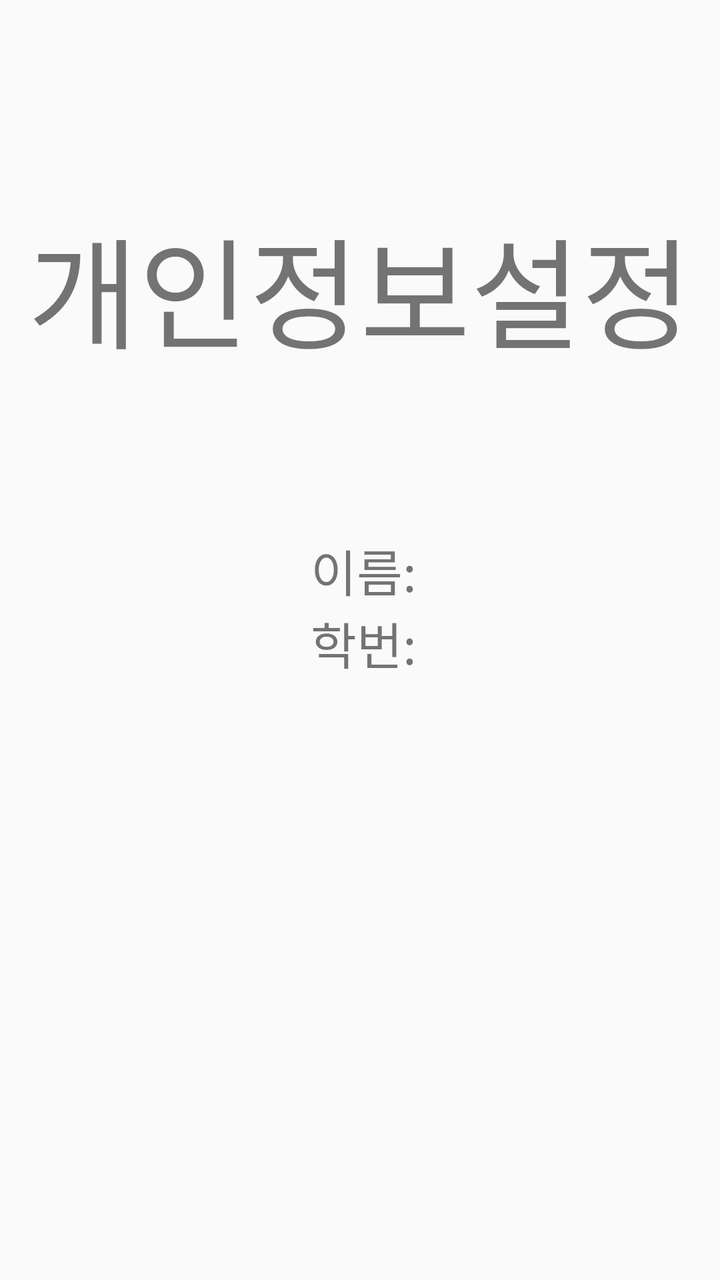
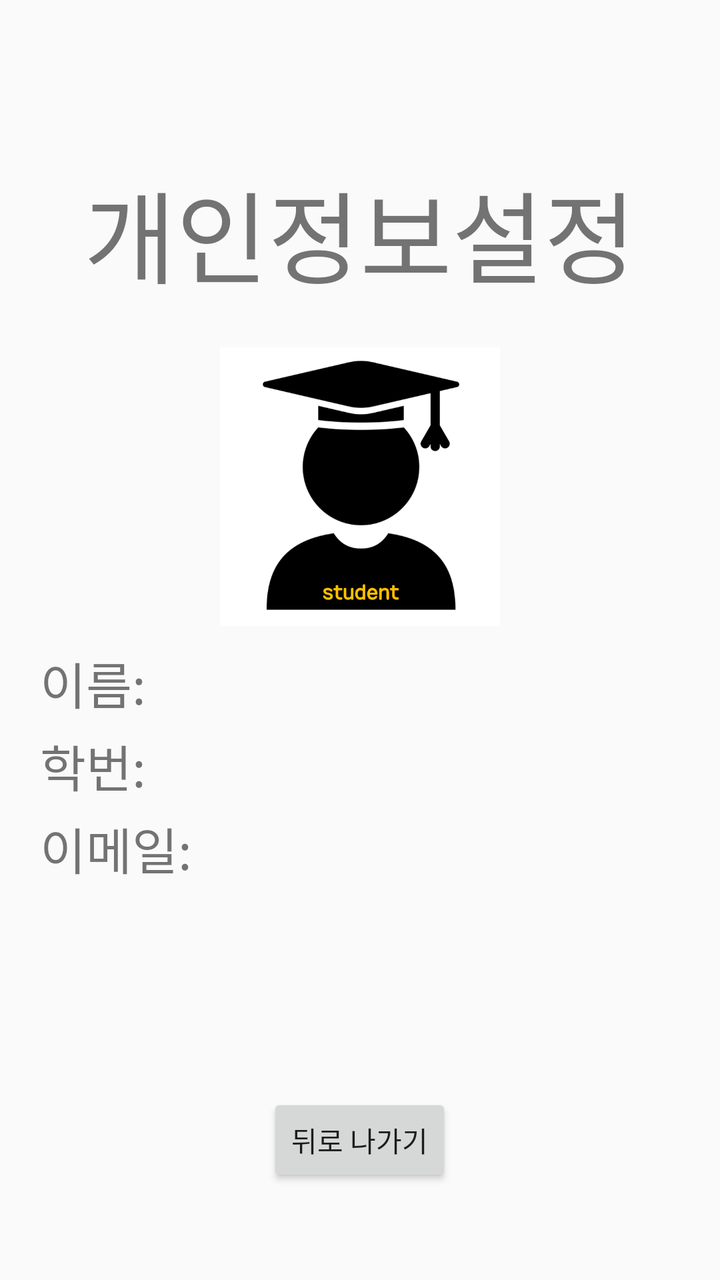

Two renders of the same Android screen: before a commit and after it. Below are the layout's source before the change and the commit's diff.
<!-- AndroidManifest.xml: application theme AppTheme -->
<!-- res/layout/activity_personal_info.xml -->
<?xml version="1.0" encoding="utf-8"?>
<LinearLayout xmlns:android="http://schemas.android.com/apk/res/android"
    xmlns:app="http://schemas.android.com/apk/res-auto"
    xmlns:tools="http://schemas.android.com/tools"
    android:layout_width="match_parent"
    android:layout_height="match_parent"
    tools:context=".personal_info"
    android:orientation="vertical">

    <TextView
        android:layout_width="wrap_content"
        android:layout_height="wrap_content"
        android:text="개인정보설정"
        android:layout_gravity="center"
        android:textSize="60sp"
        android:layout_marginTop="100dp"/>

    <GridLayout
        android:layout_width="wrap_content"
        android:layout_height="wrap_content"
        android:layout_gravity="center_horizontal"
        android:layout_marginTop="80dp"
        android:layout_marginLeft="30dp"
        android:columnCount="2">
        <TextView
            android:layout_column="0"
            android:layout_row="0"
            android:layout_gravity="right"
            android:layout_width="wrap_content"
            android:layout_height="wrap_content"
            android:text="이름: "
            android:textSize="25sp"/>
        <TextView
            android:id="@+id/uname"
            android:layout_width="wrap_content"
            android:layout_height="wrap_content"
            android:text="             "/>
        <TextView
            android:layout_column="0"
            android:layout_row="1"
            android:layout_gravity="right"
            android:layout_width="wrap_content"
            android:layout_height="wrap_content"
            android:text="학번: "
            android:textSize="25sp"/>
        <TextView
            android:id="@+id/uid"
            android:layout_width="wrap_content"
            android:layout_height="wrap_content"
            android:text="               "/>
    </GridLayout>

</LinearLayout>
<!-- resources referenced by this layout -->
<resources>
  <style name="AppTheme" parent="Theme.AppCompat.Light.DarkActionBar">
          
          <item name="colorPrimary">@color/colorPrimary</item>
          <item name="colorPrimaryDark">@color/colorPrimaryDark</item>
          <item name="colorAccent">@color/colorAccent</item>
      </style>
  <color name="colorPrimary">#2B475E</color>
  <color name="colorPrimaryDark">#FFFFFF</color>
  <color name="colorAccent">#03DAC5</color>
</resources>

<!-- the commit's change to res/layout/activity_personal_info.xml (unified diff, before → after) -->
@@ -5,49 +5,97 @@
     android:layout_width="match_parent"
     android:layout_height="match_parent"
     tools:context=".personal_info"
-    android:orientation="vertical">
+    android:orientation="vertical"
+    android:weightSum="6">
 
     <TextView
         android:layout_width="wrap_content"
-        android:layout_height="wrap_content"
+        android:layout_height="0dp"
         android:text="개인정보설정"
         android:layout_gravity="center"
-        android:textSize="60sp"
-        android:layout_marginTop="100dp"/>
+        android:textSize="50sp"
+        android:layout_marginTop="80dp"
+        android:layout_weight="1"/>
 
-    <GridLayout
+    <LinearLayout
+        android:layout_width="match_parent"
+        android:layout_height="0dp"
+        android:layout_weight="4"
+        android:orientation="vertical">
+        <ImageView
+            android:layout_width="140dp"
+            android:layout_height="140dp"
+            android:layout_gravity="center"
+            android:src="@drawable/student"/>
+
+        <LinearLayout
+            android:layout_width="match_parent"
+            android:layout_height="wrap_content"
+            android:layout_marginTop="10dp"
+            android:weightSum="4">
+            <TextView
+                android:layout_width="0dp"
+                android:layout_height="wrap_content"
+                android:layout_weight="1"
+                android:layout_marginLeft="20dp"
+                android:text="이름:"
+                android:textSize="25sp"/>
+            <TextView
+                android:id="@+id/uname"
+                android:layout_width="0dp"
+                android:layout_height="wrap_content"
+                android:layout_weight="3"
+                android:text="             "/>
+        </LinearLayout>
+
+        <LinearLayout
+            android:layout_width="match_parent"
+            android:layout_height="wrap_content"
+            android:weightSum="4"
+            android:layout_marginTop="5dp">
+            <TextView
+                android:layout_width="0dp"
+                android:layout_height="wrap_content"
+                android:layout_marginLeft="20dp"
+                android:layout_weight="1"
+                android:text="학번:"
+                android:textSize="25sp"/>
+            <TextView
+                android:id="@+id/uid"
+                android:layout_width="0dp"
+                android:layout_height="wrap_content"
+                android:layout_weight="3"
+                android:text="               "/>
+        </LinearLayout>
+
+        <LinearLayout
+            android:layout_width="match_parent"
+            android:layout_height="wrap_content"
+            android:weightSum="4"
+            android:layout_marginTop="5dp">
+            <TextView
+                android:layout_width="0dp"
+                android:layout_height="wrap_content"
+                android:layout_marginLeft="20dp"
+                android:layout_weight="1"
+                android:text="이메일:"
+                android:textSize="25sp"/>
+            <TextView
+                android:id="@+id/uid2"
+                android:layout_width="0dp"
+                android:layout_height="wrap_content"
+                android:layout_weight="3"
+                android:text="               "/>
+        </LinearLayout>
+
+    </LinearLayout>
+    <Button
         android:layout_width="wrap_content"
-        android:layout_height="wrap_content"
-        android:layout_gravity="center_horizontal"
-        android:layout_marginTop="80dp"
-        android:layout_marginLeft="30dp"
-        android:columnCount="2">
-        <TextView
-            android:layout_column="0"
-            android:layout_row="0"
-            android:layout_gravity="right"
-            android:layout_width="wrap_content"
-            android:layout_height="wrap_content"
-            android:text="이름: "
-            android:textSize="25sp"/>
-        <TextView
-            android:id="@+id/uname"
-            android:layout_width="wrap_content"
-            android:layout_height="wrap_content"
-            android:text="             "/>
-        <TextView
-            android:layout_column="0"
-            android:layout_row="1"
-            android:layout_gravity="right"
-            android:layout_width="wrap_content"
-            android:layout_height="wrap_content"
-            android:text="학번: "
-            android:textSize="25sp"/>
-        <TextView
-            android:id="@+id/uid"
-            android:layout_width="wrap_content"
-            android:layout_height="wrap_content"
-            android:text="               "/>
-    </GridLayout>
+        android:layout_height="0dp"
+        android:layout_weight="0.5"
+        android:layout_gravity="center"
+        android:text="뒤로 나가기"
+        android:onClick="onButton_exit"/>
+
 
 </LinearLayout>
<!-- resource entries referenced after the edit -->
@@ -1,5 +1,6 @@
 <!-- resources referenced by this layout -->
 <resources>
+  <!-- drawable student: png bitmap (drawable, 26204 bytes) -->
   <style name="AppTheme" parent="Theme.AppCompat.Light.DarkActionBar">
           
           <item name="colorPrimary">@color/colorPrimary</item>
